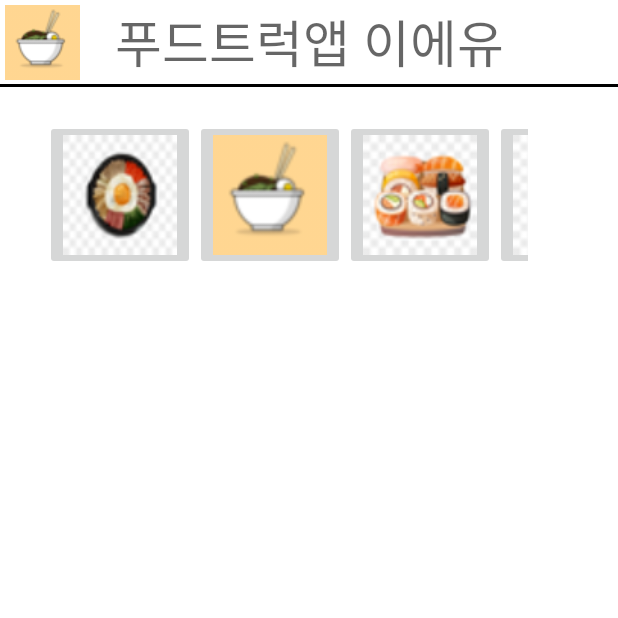
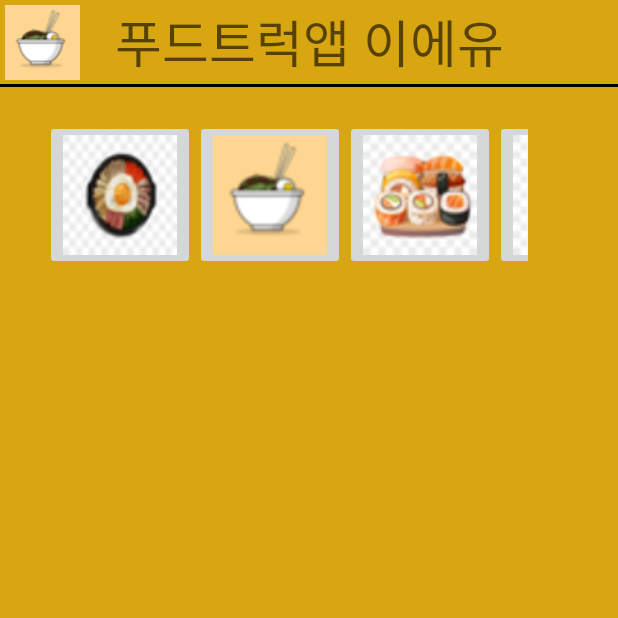
Before and after one commit to Ju-eun/foodinfo, an Android app: the screen it shows after launch (MainActivity), on a phone screen of 412 x 824 dp, the top half of it. Run offline under Robolectric (Android 15) with nearby library versions, the phone set to English and light mode, and no system bars.

Commit message:
1117_main

```diff
--- a/foodinfo/app/src/main/res/layout/activity_main.xml
+++ b/foodinfo/app/src/main/res/layout/activity_main.xml
@@ -9,7 +9,8 @@
 
     <RelativeLayout
         android:layout_width="match_parent"
-        android:layout_height="wrap_content">
+        android:layout_height="wrap_content"
+        android:background="#D8A610">
 
         <View
             android:id="@+id/view_toolbar"
@@ -29,6 +30,7 @@
                 android:layout_height="wrap_content"
                 android:layout_gravity="center"
                 android:text="푸드트럭앱 이에유"
+                android:fontFamily="@font/typo"
                 android:textAppearance="@style/TextAppearance.AppCompat.Display1" />
 
 
```
Also changed, not shown: 2 other files.
